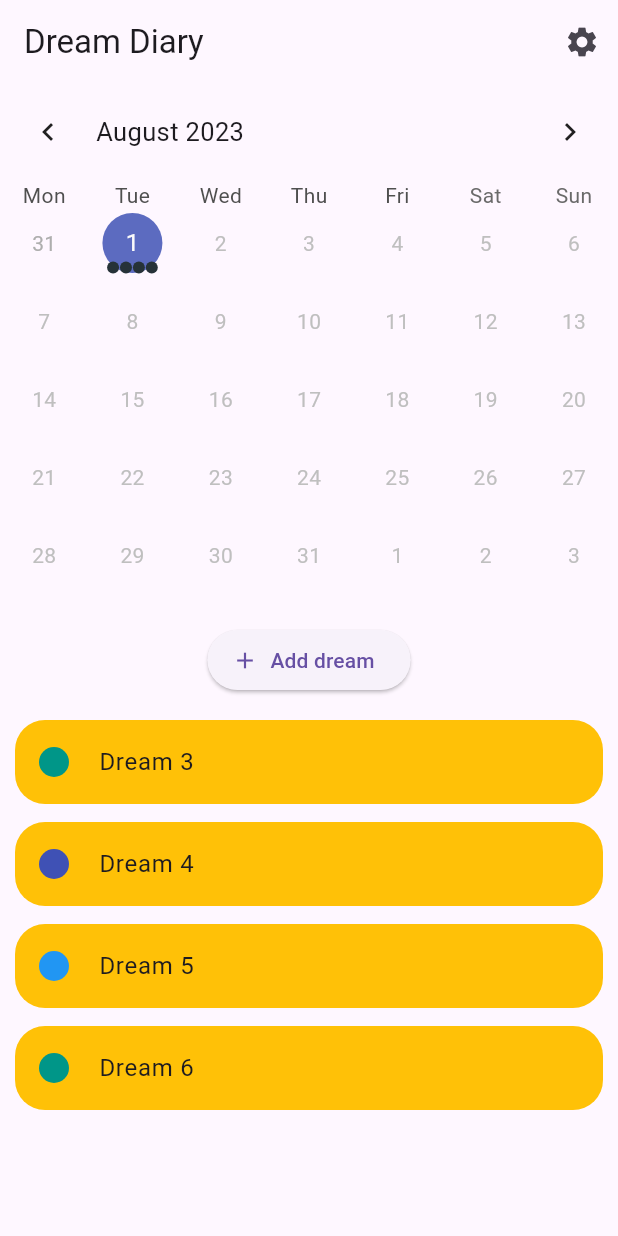
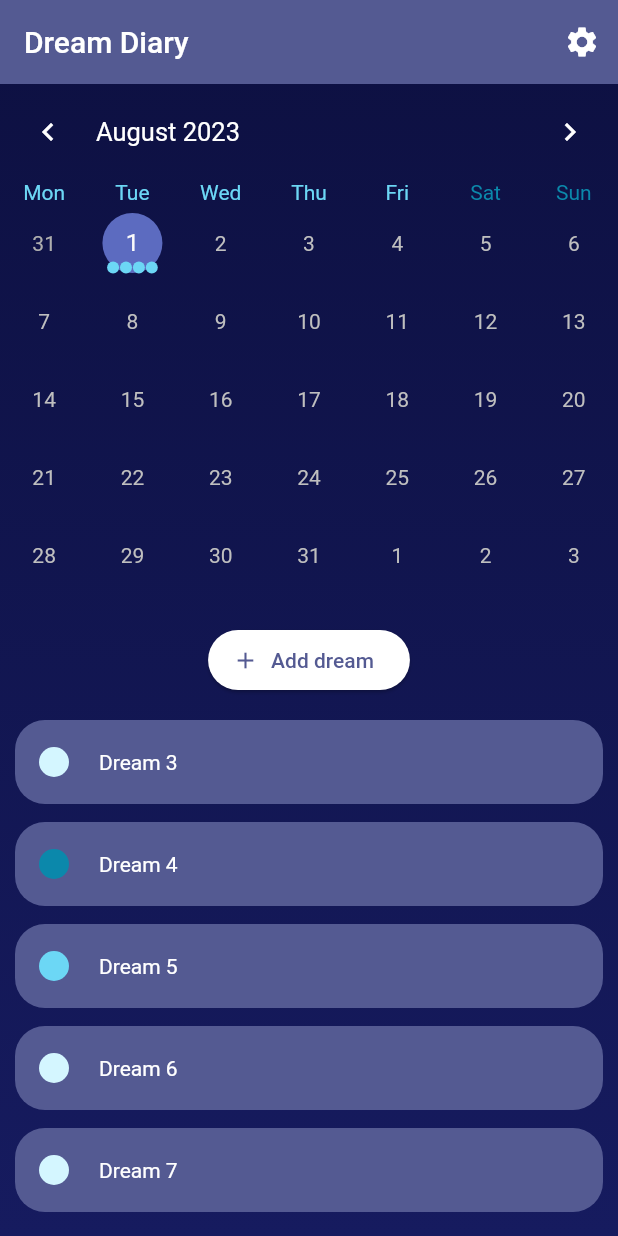
Before and after one commit to alexS317/dream_diary, a Flutter app: the screen it shows after launch, on a phone screen of 412 x 824 dp. Run offline on Flutter 3.47's test engine with Material 2 defaults, Android fonts, the light colour scheme and no system bars; drawn by our look-alikes of table_calendar.

Commit message:
Add colors and styling

```diff
--- a/lib/data/dream_types.dart
+++ b/lib/data/dream_types.dart
@@ -4,14 +4,15 @@ import 'package:flutter/material.dart';
 const dreamTypes = {
   DreamTypes.lucid: DreamType(
     'lucid',
-    Colors.indigo,
+    Color.fromARGB(255, 11, 136, 171),
+    // Color.fromARGB(255, 23, 136, 189),
   ),
   DreamTypes.halfLucid: DreamType(
     'half-lucid',
-    Colors.blue,
+    Color.fromARGB(255, 108, 215, 245),
   ),
   DreamTypes.nonLucid: DreamType(
     'non-lucid',
-    Colors.teal,
+    Color.fromARGB(255, 212, 246, 255),
   ),
 };
--- a/lib/data/dummy_dreams.dart
+++ b/lib/data/dummy_dreams.dart
@@ -34,4 +34,9 @@ var dummyDreams = [
     description: 'This is a dream',
     dreamType: dreamTypes[DreamTypes.nonLucid]!,
   ),
+  Dream(
+    title: 'Dream 7',
+    description: 'This is a dream',
+    dreamType: dreamTypes[DreamTypes.nonLucid]!,
+  ),
 ];
--- a/lib/main.dart
+++ b/lib/main.dart
@@ -1,5 +1,8 @@
 import 'package:dream_diary/screens/calendar.dart';
 import 'package:flutter/material.dart';
+
+var kColorScheme =
+    ColorScheme.fromSeed(seedColor: const Color.fromARGB(255, 3, 9, 73));
 
 void main() {
   runApp(const MyApp());
@@ -12,10 +15,27 @@ class MyApp extends StatelessWidget {
   @override
   Widget build(BuildContext context) {
     return MaterialApp(
-      title: 'Flutter Demo',
-      theme: ThemeData(
-        // colorScheme: ColorScheme.fromSeed(seedColor: Colors.deepPurple),
+      title: 'Dream Diary',
+      theme: ThemeData.dark().copyWith(
         useMaterial3: true,
+        colorScheme: kColorScheme,
+        scaffoldBackgroundColor: Colors.transparent,
+        appBarTheme: const AppBarTheme().copyWith(
+          backgroundColor: kColorScheme.primary,
+          foregroundColor: kColorScheme.onPrimary,
+        ),
+        listTileTheme: const ListTileThemeData().copyWith(
+          tileColor: kColorScheme.primary,
+          titleTextStyle: const TextStyle().copyWith(
+            color: kColorScheme.onPrimary,
+          ),
+        ),
+        elevatedButtonTheme: ElevatedButtonThemeData(
+          style: ElevatedButton.styleFrom(
+            backgroundColor: kColorScheme.onPrimary,
+            foregroundColor: kColorScheme.primary,
+          ),
+        ),
       ),
       home: const CalendarScreen(),
     );
--- a/lib/screens/calendar.dart
+++ b/lib/screens/calendar.dart
@@ -33,7 +33,33 @@ class _CalendarScreenState extends State<CalendarScreen> {
 
   @override
   Widget build(BuildContext context) {
-    return Scaffold(
+    var backgroundDecoration = const BoxDecoration(
+      gradient: LinearGradient(
+        colors: [
+          Color.fromARGB(255, 13, 16, 65),
+          Color.fromARGB(255, 22, 27, 95),
+        ],
+        begin: Alignment.topCenter,
+        end: Alignment.bottomCenter,
+      ),
+    );
+
+    var calendarStyle = const CalendarStyle(
+      markerDecoration: BoxDecoration(
+        color: Color.fromARGB(255, 108, 215, 245),
+        shape: BoxShape.circle,
+      ),
+      weekendTextStyle: TextStyle(color: Color.fromARGB(255, 108, 215, 245)),
+    );
+
+    var daysStyle = const DaysOfWeekStyle(
+      weekdayStyle: TextStyle(color: Color.fromARGB(255, 108, 215, 245)),
+      weekendStyle: TextStyle(color: Color.fromARGB(255, 11, 136, 171)),
+    );
+
+    return Container(
+      decoration: backgroundDecoration,
+      child: Scaffold(
         appBar: AppBar(
           title: const Text('Dream Diary'),
           actions: [
@@ -47,7 +73,10 @@ class _CalendarScreenState extends State<CalendarScreen> {
           child: Column(
             mainAxisAlignment: MainAxisAlignment.start,
             children: [
+              // Calendar view
               TableCalendar(
+                daysOfWeekStyle: daysStyle,
+                calendarStyle: calendarStyle,
                 focusedDay: _focusedDay,
                 firstDay: DateTime(DateTime.now().year - 10),
                 lastDay: DateTime.now(),
@@ -65,6 +94,7 @@ class _CalendarScreenState extends State<CalendarScreen> {
                 eventLoader: (day) => _getDreamsForDay(day),
               ),
               const SizedBox(height: 20),
+              // Add button
               ElevatedButton.icon(
                 onPressed: () {},
                 icon: const Icon(Icons.add),
@@ -73,12 +103,13 @@ class _CalendarScreenState extends State<CalendarScreen> {
               const SizedBox(height: 10),
               // Display dreams for selected day
               DreamsList(
-              dreams: _getDreamsForDay(_focusedDay),
+                dreams: _getDreamsForDay(_selectedDay!),
               ),
               const SizedBox(height: 10),
             ],
           ),
         ),
+      ),
     );
   }
 }
--- a/lib/widgets/dream_list_item.dart
+++ b/lib/widgets/dream_list_item.dart
@@ -20,7 +20,6 @@ class DreamListItem extends StatelessWidget {
           ),
         ),
         title: Text(dream.title),
-        tileColor: Colors.amber,
         shape: RoundedRectangleBorder(
           borderRadius: BorderRadius.circular(20),
         ),
```
Also changed, not shown: 1 other file. Lines whose indentation alone changed are shown as unchanged.
